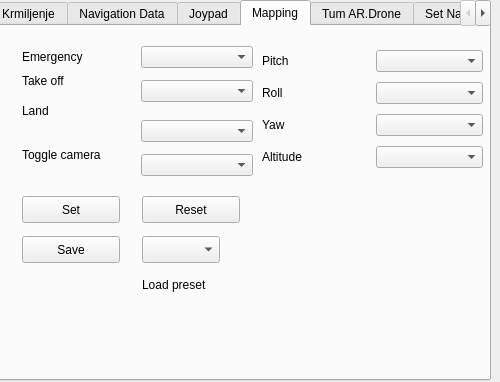
JonNatanael/ardrone_gui, file src/my_namespace/my_plugin.ui: the form before one commit.
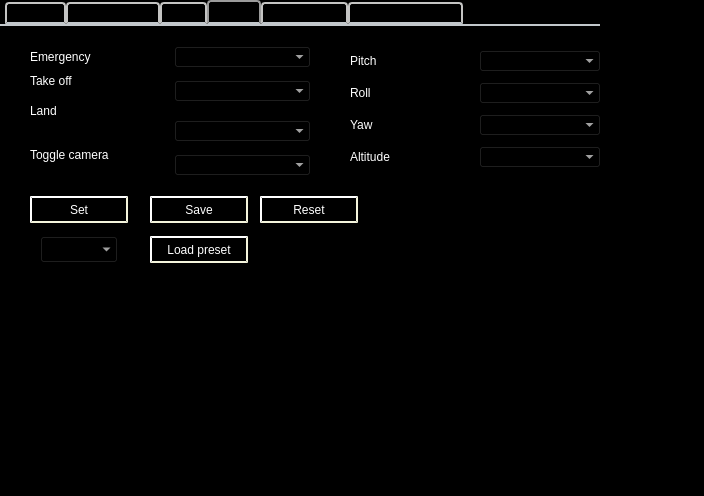
The form after the commit. The open tabs and pages were chosen to show the change. Icons and pictures are not drawn.

The edit to the form file:
```diff
--- a/src/my_namespace/my_plugin.ui
+++ b/src/my_namespace/my_plugin.ui
@@ -2,12 +2,15 @@
 <ui version="4.0">
  <class>Drone</class>
  <widget class="QWidget" name="Drone">
+  <property name="enabled">
+   <bool>true</bool>
+  </property>
   <property name="geometry">
    <rect>
     <x>0</x>
     <y>0</y>
-    <width>500</width>
-    <height>382</height>
+    <width>704</width>
+    <height>496</height>
    </rect>
   </property>
   <property name="minimumSize">
@@ -18,8 +21,8 @@
   </property>
   <property name="maximumSize">
    <size>
-    <width>500</width>
-    <height>382</height>
+    <width>1000</width>
+    <height>682</height>
    </size>
   </property>
   <property name="windowTitle">
@@ -28,15 +31,19 @@
   <property name="autoFillBackground">
    <bool>false</bool>
   </property>
+  <property name="styleSheet">
+   <string notr="true">background-color: rgb(0, 0, 0);
+color: white;</string>
+  </property>
   <widget class="QTabWidget" name="tabWidget">
    <property name="enabled">
     <bool>true</bool>
    </property>
    <property name="geometry">
     <rect>
-     <x>-10</x>
+     <x>0</x>
      <y>0</y>
-     <width>501</width>
+     <width>600</width>
      <height>381</height>
     </rect>
    </property>
@@ -53,7 +60,53 @@
     </size>
    </property>
    <property name="autoFillBackground">
-    <bool>true</bool>
+    <bool>false</bool>
+   </property>
+   <property name="styleSheet">
+    <string notr="true">QPushButton{
+    color: white;
+     border-style: outset;
+     border-width: 2px;
+     border-color: beige;
+ }
+
+QTabWidget::pane { /* The tab widget frame */
+     border-top: 2px solid #C2C7CB;
+ }
+
+ QTabWidget::tab-bar {
+     left: 5px; /* move to the right by 5px */
+ }
+
+ /* Style the tab using the tab sub-control. Note that
+     it reads QTabBar _not_ QTabWidget */
+ QTabBar::tab {
+	  color: black;
+     background: qlineargradient(x1: 0, y1: 0, x2: 0, y2: 1,
+                                 stop: 0 #E1E1E1, stop: 0.4 #DDDDDD,
+                                 stop: 0.5 #D8D8D8, stop: 1.0 #D3D3D3);
+     border: 2px solid #C4C4C3;
+     border-bottom-color: #C2C7CB; /* same as the pane color */
+     border-top-left-radius: 4px;
+     border-top-right-radius: 4px;
+     min-width: 8ex;
+     padding: 2px;
+ }
+
+ QTabBar::tab:selected, QTabBar::tab:hover {
+     background: qlineargradient(x1: 0, y1: 0, x2: 0, y2: 1,
+                                 stop: 0 #fafafa, stop: 0.4 #f4f4f4,
+                                 stop: 0.5 #e7e7e7, stop: 1.0 #fafafa);
+ }
+
+ QTabBar::tab:selected {
+     border-color: #9B9B9B;
+     border-bottom-color: #C2C7CB; /* same as pane color */
+ }
+
+ QTabBar::tab:!selected {
+     margin-top: 2px; /* make non-selected tabs look smaller */
+ }</string>
    </property>
    <property name="tabShape">
     <enum>QTabWidget::Rounded</enum>
@@ -1777,7 +1830,7 @@
     <widget class="QPushButton" name="pushButton_2">
      <property name="geometry">
       <rect>
-       <x>150</x>
+       <x>260</x>
        <y>170</y>
        <width>98</width>
        <height>27</height>
@@ -1790,8 +1843,8 @@
     <widget class="QPushButton" name="pushButton_3">
      <property name="geometry">
       <rect>
-       <x>30</x>
-       <y>210</y>
+       <x>150</x>
+       <y>170</y>
        <width>98</width>
        <height>27</height>
       </rect>
@@ -1803,7 +1856,7 @@
     <widget class="QComboBox" name="comboBox">
      <property name="geometry">
       <rect>
-       <x>150</x>
+       <x>40</x>
        <y>210</y>
        <width>78</width>
        <height>27</height>
@@ -1816,25 +1869,12 @@
       <number>10</number>
      </property>
     </widget>
-    <widget class="QLabel" name="label_48">
-     <property name="geometry">
-      <rect>
-       <x>150</x>
-       <y>250</y>
-       <width>91</width>
-       <height>17</height>
-      </rect>
-     </property>
-     <property name="text">
-      <string>Load preset</string>
-     </property>
-    </widget>
-    <widget class="QWidget" name="">
+    <widget class="QWidget" name="layoutWidget">
      <property name="geometry">
       <rect>
        <x>30</x>
        <y>20</y>
-       <width>231</width>
+       <width>281</width>
        <height>130</height>
       </rect>
      </property>
@@ -1881,12 +1921,12 @@
       </item>
      </layout>
     </widget>
-    <widget class="QWidget" name="">
+    <widget class="QWidget" name="layoutWidget">
      <property name="geometry">
       <rect>
-       <x>270</x>
+       <x>350</x>
        <y>20</y>
-       <width>221</width>
+       <width>251</width>
        <height>128</height>
       </rect>
      </property>
@@ -1933,6 +1973,19 @@
       </item>
      </layout>
     </widget>
+    <widget class="QPushButton" name="pushButton_4">
+     <property name="geometry">
+      <rect>
+       <x>150</x>
+       <y>210</y>
+       <width>98</width>
+       <height>27</height>
+      </rect>
+     </property>
+     <property name="text">
+      <string>Load preset</string>
+     </property>
+    </widget>
    </widget>
    <widget class="QWidget" name="tab">
     <attribute name="title">
@@ -2133,11 +2186,6 @@
      </property>
     </widget>
    </widget>
-   <widget class="QWidget" name="tab_2">
-    <attribute name="title">
-     <string>Set up</string>
-    </attribute>
-   </widget>
   </widget>
  </widget>
  <resources/>
```
Left out of the diff: 30 changed lines with no effect on the pictures.
